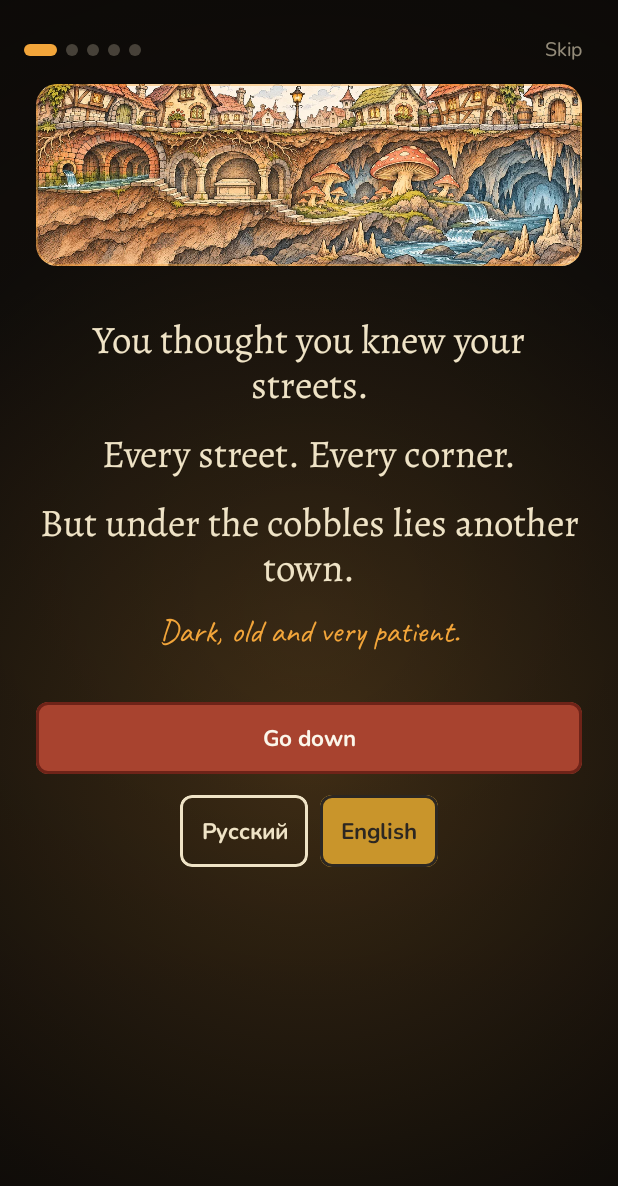
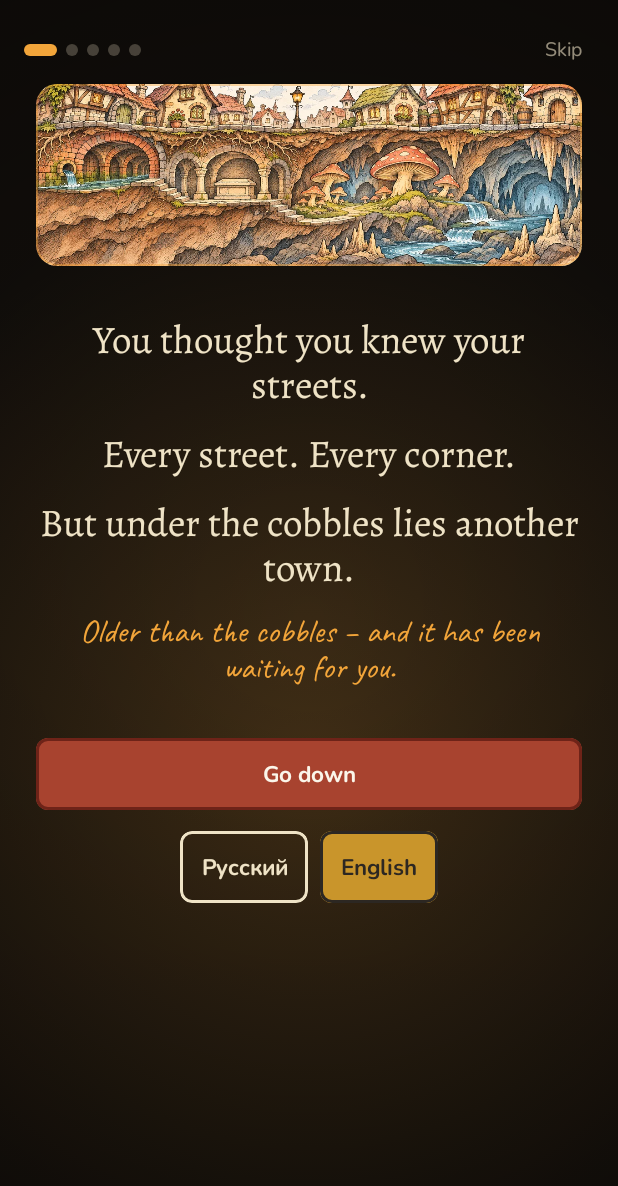
Before and after one commit to bigdevwhale/delve, an Android app built with Jetpack Compose: the screen it shows after launch (MainActivity), on a phone screen of 412 x 824 dp. Shown: the top 1186 px of the screen. Run offline under Robolectric (Android 15) with nearby library versions, the phone set to English and light mode, and no system bars; pictures from the network do not load; 3 statements that could not run were skipped.

Commit message:
Intro: a more natural line about the town beneath
Co-Authored-By: Claude Opus 5.5 <noreply@anthropic.com>

```diff
--- a/app/src/main/java/app/delve/ui/Intro.kt
+++ b/app/src/main/java/app/delve/ui/Intro.kt
@@ -159,7 +159,7 @@ private fun ColumnScope.SceneTown(ru: Boolean, next: () -> Unit) {
         w(ru, "Каждую улицу. Каждый поворот.", "Every street. Every corner."),
         w(ru, "Но под мостовой лежит другой город.", "But under the cobbles lies another town."),
     ))
-    Lines(listOf(w(ru, "Тёмный, старый и очень терпеливый.", "Dark, old and very patient.")), start = 3200, style = T.Note.copy(color = Warm))
+    Lines(listOf(w(ru, "Он старше мостовой – и давно тебя ждёт.", "Older than the cobbles – and it has been waiting for you.")), start = 3200, style = T.Note.copy(color = Warm))
     Next(w(ru, "Спуститься", "Go down"), 3800, next)
     Gap(14.dp)
     Row(horizontalArrangement = Arrangement.spacedBy(8.dp)) {
```
